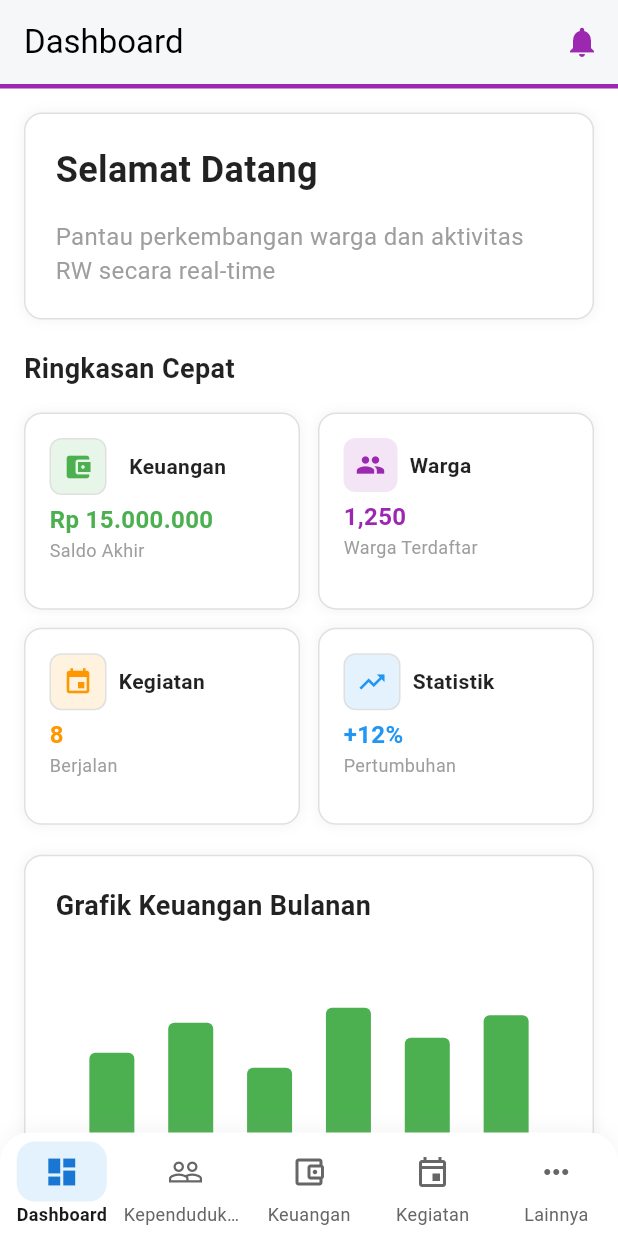
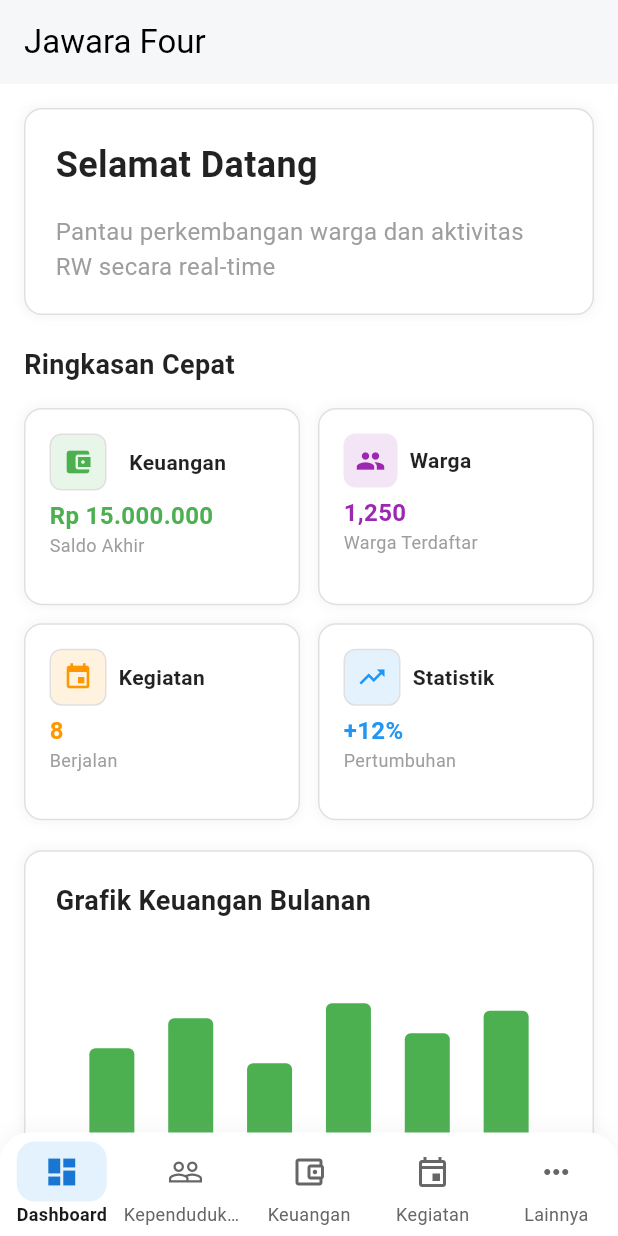
Before and after one commit to HaikalMuhammadRafli/jawara-four, a Flutter app: the screen it shows after launch, on a phone screen of 412 x 824 dp. Run offline on Flutter 3.47's test engine with Material 3 defaults, Android fonts, the phone set to English and light mode, and no system bars; our stand-ins replace go_router.

Commit message:
refactor: remove LayoutMain and LayoutPush, integrate CustomScaffold for improved structure

```diff
--- a/lib/pages/layout_main.dart
+++ /dev/null
@@ -1,57 +0,0 @@
-import 'package:flutter/material.dart';
-import 'package:go_router/go_router.dart';
-import 'package:jawara_four/widgets/custom_bottom_navigationbar.dart';
-import 'package:jawara_four/widgets/custom_main_appbar.dart';
-
-class LayoutMain extends StatefulWidget {
-  final GoRouterState state;
-  final Widget child;
-  const LayoutMain({super.key, required this.state, required this.child});
-
-  @override
-  State<LayoutMain> createState() => _LayoutMainState();
-}
-
-class _LayoutMainState extends State<LayoutMain> {
-  String _getTitle() {
-    final routeName = widget.state.name;
-    switch (routeName) {
-      case 'dashboard':
-        return 'Dashboard';
-      case 'keuangan':
-        return 'Keuangan';
-      case 'kependudukan':
-        return 'Kependudukan';
-      case 'kegiatan':
-        return 'Kegiatan';
-      default:
-        return 'Jawara';
-    }
-  }
-
-  Color _getAccentColor() {
-    final routeName = widget.state.name;
-    switch (routeName) {
-      case 'dashboard':
-        return Colors.purple;
-      case 'keuangan':
-        return Colors.green;
-      case 'kependudukan':
-        return Colors.purple;
-      case 'kegiatan':
-        return Colors.purple;
-      default:
-        return Colors.purple;
-    }
-  }
-
-  @override
-  Widget build(BuildContext context) {
-    return Scaffold(
-      backgroundColor: Colors.white,
-      appBar: CustomMainAppbar(title: _getTitle(), accentColor: _getAccentColor()),
-      body: widget.child,
-      bottomNavigationBar: CustomBottomNavigationbar(),
-    );
-  }
-}
--- a/lib/widgets/custom_main_appbar.dart
+++ b/lib/widgets/custom_main_appbar.dart
@@ -1,28 +1,18 @@
 import 'package:flutter/material.dart';
 
 class CustomMainAppbar extends StatelessWidget implements PreferredSizeWidget {
-  final String title;
-  final Color? accentColor;
-
-  const CustomMainAppbar({super.key, required this.title, this.accentColor});
+  const CustomMainAppbar({super.key});
 
   @override
-  Size get preferredSize => const Size.fromHeight(kToolbarHeight + 3);
+  Size get preferredSize => const Size.fromHeight(kToolbarHeight);
 
   @override
   Widget build(BuildContext context) {
-    final color = accentColor ?? Colors.purple;
-
     return AppBar(
-      title: Text(title),
+      title: Text('Jawara Four'),
       backgroundColor: Colors.white,
       foregroundColor: Colors.black,
       elevation: 1,
-      bottom: PreferredSize(
-        preferredSize: const Size.fromHeight(3),
-        child: Container(height: 3, color: color),
-      ),
-      actions: [IconButton(onPressed: () {}, icon: const Icon(Icons.notifications), color: color)],
     );
   }
 }
--- /dev/null
+++ b/lib/widgets/custom_scaffold.dart
@@ -0,0 +1,27 @@
+import 'package:flutter/material.dart';
+import 'package:go_router/go_router.dart';
+
+class CustomScaffold extends StatefulWidget {
+  final GoRouterState state;
+  final Widget child;
+  final PreferredSizeWidget appBar;
+  final Widget? floatingActionButton;
+  final Widget? bottomNavigationBar;
+  const CustomScaffold({super.key, required this.state, required this.child, required this.appBar, this.floatingActionButton, this.bottomNavigationBar});
+
+  @override
+  State<CustomScaffold> createState() => _CustomScaffoldState();
+}
+
+class _CustomScaffoldState extends State<CustomScaffold> {
+  @override
+  Widget build(BuildContext context) {
+    return Scaffold(
+      backgroundColor: Colors.white,
+      appBar: widget.appBar,
+      body: widget.child,
+      bottomNavigationBar: widget.bottomNavigationBar,
+      floatingActionButton: widget.floatingActionButton,
+    );
+  }
+}
```
Also changed, not shown: lib/pages/layout_push.dart (deleted, +0 -124 lines), lib/routes/app_router.dart (+106 -44 lines), lib/widgets/custom_push_appbar.dart (+2 -8 lines), 1 other file.
